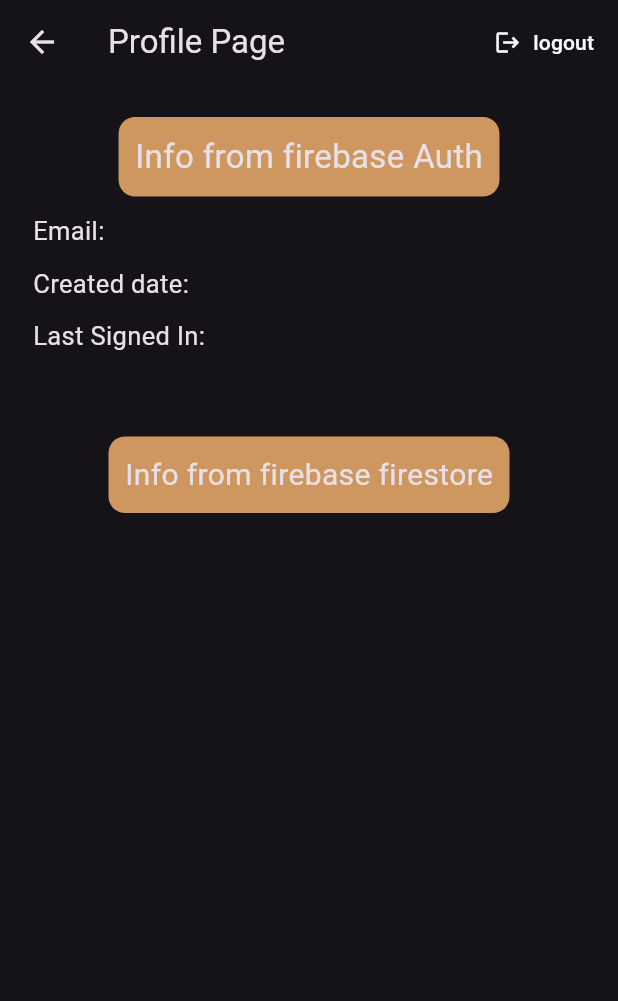
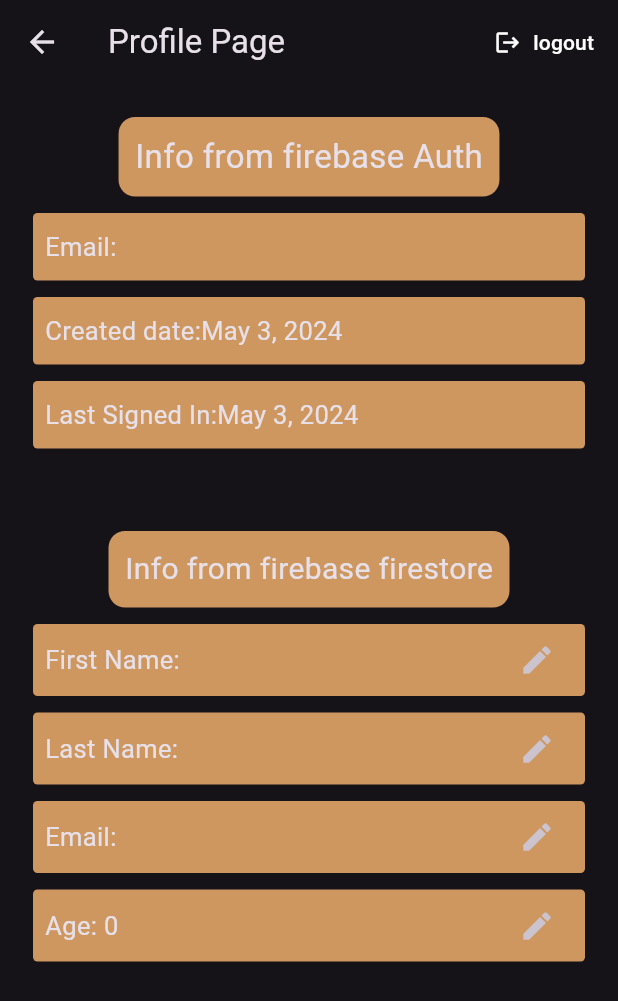
Before and after one commit to HamzaLahmedi/coffe_shop_flutter, a Flutter app: the AboutView screen opened directly, on a phone screen of 412 x 824 dp. Shown: the top 1001 px of the screen. Run offline on Flutter 3.47's test engine with Material 3 defaults, Android fonts, the phone set to English and light mode, and no system bars; our stand-ins replace cloud_firestore, device_preview, email_validator, firebase_auth, firebase_core, flutter_slidable and 4 more; accounts and stored records are empty.

Commit message:
Add get_data_from_fireStore widget and display user info in about_view
- Added a new widget `GetDataFromFireStore` to fetch user data from Firestore.
- Updated `AboutView` to display user email, creation date, and last sign-in date.
- Used `DateFormat` from `intl` package to format dates appropriately.

```diff
--- /dev/null
+++ b/coffe_shop/lib/core/widgets/get_data_from_fireStore.dart
@@ -0,0 +1,158 @@
+import 'package:cloud_firestore/cloud_firestore.dart';
+import 'package:coffe_shop/core/utils/colors.dart';
+import 'package:flutter/material.dart';
+
+class GetDataFromFireStore extends StatelessWidget {
+  final String documentId;
+
+  const GetDataFromFireStore({super.key, required this.documentId});
+
+  @override
+  Widget build(BuildContext context) {
+    CollectionReference users = FirebaseFirestore.instance.collection('users');
+
+    return FutureBuilder<DocumentSnapshot>(
+      future: users.doc(documentId).get(),
+      builder:
+          (BuildContext context, AsyncSnapshot<DocumentSnapshot> snapshot) {
+        if (snapshot.hasError) {
+          return const Text("Something went wrong");
+        }
+
+        if (snapshot.hasData && !snapshot.data!.exists) {
+          return const Text("Document does not exist");
+        }
+
+        if (snapshot.connectionState == ConnectionState.done) {
+          Map<String, dynamic> data =
+              snapshot.data!.data() as Map<String, dynamic>;
+          return InfoFromFirebaseStore(data: data);
+        }
+
+        return const Text("loading");
+      },
+    );
+  }
+}
+
+class InfoFromFirebaseStore extends StatelessWidget {
+  const InfoFromFirebaseStore({
+    super.key,
+    required this.data,
+  });
+
+  final Map<String, dynamic> data;
+
+  @override
+  Widget build(BuildContext context) {
+    return Column(
+      crossAxisAlignment: CrossAxisAlignment.start,
+      mainAxisAlignment: MainAxisAlignment.start,
+      children: [
+        const SizedBox(
+          height: 11,
+        ),
+        Container(
+          decoration: BoxDecoration(
+            borderRadius: BorderRadius.circular(3),
+            color: AppColors.kPrimaryColor,
+          ),
+          child: Padding(
+            padding: const EdgeInsets.symmetric(horizontal: 8),
+            child: Row(
+              mainAxisAlignment: MainAxisAlignment.spaceBetween,
+              children: [
+                Text(
+                  "First Name: ${data['firstName']}",
+                  style: const TextStyle(
+                    fontSize: 17,
+                  ),
+                ),
+                IconButton(
+                    onPressed: () {}, icon: const Icon(Icons.edit)),
+              ],
+            ),
+          ),
+        ),
+        const SizedBox(
+          height: 11,
+        ),
+        Container(
+          decoration: BoxDecoration(
+            borderRadius: BorderRadius.circular(3),
+            color: AppColors.kPrimaryColor,
+          ),
+          child: Padding(
+            padding: const EdgeInsets.symmetric(horizontal: 8),
+            child: Row(
+              mainAxisAlignment: MainAxisAlignment.spaceBetween,
+              children: [
+                Text(
+                  "Last Name: ${data['lastName']}",
+                  style: const TextStyle(
+                    fontSize: 17,
+                  ),
+                ),
+                IconButton(
+                    onPressed: () {}, icon: const Icon(Icons.edit)),
+              ],
+            ),
+          ),
+        ),
+        const SizedBox(
+          height: 11,
+        ),
+        Container(
+          decoration: BoxDecoration(
+            borderRadius: BorderRadius.circular(3),
+            color: AppColors.kPrimaryColor,
+          ),
+          child: Padding(
+            padding: const EdgeInsets.symmetric(horizontal: 8),
+            child: Row(
+              mainAxisAlignment: MainAxisAlignment.spaceBetween,
+              children: [
+                Text(
+                  "Email: ${data['email']}",
+                  style: const TextStyle(
+                    fontSize: 17,
+                  ),
+                ),
+                IconButton(
+                    onPressed: () {}, icon: const Icon(Icons.edit)),
+              ],
+            ),
+          ),
+        ),
+        const SizedBox(
+          height: 11,
+        ),
+        Container(
+          decoration: BoxDecoration(
+            borderRadius: BorderRadius.circular(3),
+            color: AppColors.kPrimaryColor,
+          ),
+          child: Padding(
+            padding: const EdgeInsets.symmetric(horizontal: 8),
+            child: Row(
+              mainAxisAlignment: MainAxisAlignment.spaceBetween,
+              children: [
+                Text(
+                  "Age: ${data['age']}",
+                  style: const TextStyle(
+                    fontSize: 17,
+                  ),
+                ),
+                IconButton(
+                    onPressed: () {}, icon: const Icon(Icons.edit)),
+              ],
+            ),
+          ),
+        ),
+        const SizedBox(
+          height: 11,
+        ),
+      ],
+    );
+  }
+}
--- a/coffe_shop/lib/views/home/views/about_view.dart
+++ b/coffe_shop/lib/views/home/views/about_view.dart
@@ -1,12 +1,15 @@
 import 'package:coffe_shop/core/utils/colors.dart';
+import 'package:coffe_shop/core/widgets/get_data_from_fireStore.dart';
 import 'package:coffe_shop/views/auth/controllers/auth.dart';
 import 'package:coffe_shop/views/auth/views/sign_in_view.dart';
 import 'package:firebase_auth/firebase_auth.dart';
 import 'package:flutter/material.dart';
+import 'package:intl/intl.dart';
 
 class AboutView extends StatelessWidget {
   AboutView({super.key});
   final AuthController authController = AuthController();
+  final credintial = FirebaseAuth.instance.currentUser;
   @override
   Widget build(BuildContext context) {
     return Scaffold(
@@ -34,6 +37,7 @@ class AboutView extends StatelessWidget {
       body: Padding(
         padding: const EdgeInsets.all(22.0),
         child: Column(
+          //mainAxisAlignment: MainAxisAlignment.start,
           crossAxisAlignment: CrossAxisAlignment.start,
           children: [
             Center(
@@ -49,34 +53,77 @@ class AboutView extends StatelessWidget {
                 ),
               ),
             )),
-            const Column(
+            Column(
+              //mainAxisAlignment: MainAxisAlignment.start,
               crossAxisAlignment: CrossAxisAlignment.start,
               children: [
-                SizedBox(
+                const SizedBox(
                   height: 11,
                 ),
+                Container(
+                  height: 45,
+                  decoration: BoxDecoration(
+                    borderRadius: BorderRadius.circular(3),
+                    color: AppColors.kPrimaryColor,
+                  ),
+                  child: Padding(
+                    padding: const EdgeInsets.symmetric(horizontal: 8),
+                    child: Row(
+                      children: [
                         Text(
-                  "Email:       ",
-                  style: TextStyle(
+                          "Email:${credintial!.email}",
+                          style: const TextStyle(
                             fontSize: 17,
                           ),
                         ),
-                SizedBox(
+                      ],
+                    ),
+                  ),
+                ),
+                const SizedBox(
                   height: 11,
                 ),
+                Container(
+                  height: 45,
+                  decoration: BoxDecoration(
+                    borderRadius: BorderRadius.circular(3),
+                    color: AppColors.kPrimaryColor,
+                  ),
+                  child: Padding(
+                    padding: const EdgeInsets.symmetric(horizontal: 8),
+                    child: Row(
+                      children: [
                         Text(
-                  "Created date:      ",
-                  style: TextStyle(
+                          "Created date:${DateFormat.yMMMd().format(credintial!.metadata.creationTime!)}      ",
+                          style: const TextStyle(
                             fontSize: 17,
                           ),
                         ),
-                SizedBox(
+                      ],
+                    ),
+                  ),
+                ),
+                const SizedBox(
                   height: 11,
                 ),
+                Container(
+                  height: 45,
+                  decoration: BoxDecoration(
+                    borderRadius: BorderRadius.circular(3),
+                    color: AppColors.kPrimaryColor,
+                  ),
+                  child: Padding(
+                    padding: const EdgeInsets.symmetric(horizontal: 8),
+                    child: Row(
+                      children: [
                         Text(
-                  "Last Signed In:  ",
-                  style: TextStyle(
+                          "Last Signed In:${DateFormat.yMMMd().format(credintial!.metadata.lastSignInTime!)}  ",
+                          style: const TextStyle(
                             fontSize: 17,
+                          ),
+                        ),
+                      ],
+                    ),
                   ),
                 ),
               ],
@@ -95,7 +142,10 @@ class AboutView extends StatelessWidget {
                   style: TextStyle(
                     fontSize: 20,
                   ),
-                    ))),
+                ),
+              ),
+            ),
+            GetDataFromFireStore(documentId: credintial!.uid),
           ],
         ),
       ),
--- a/coffe_shop/pubspec.yaml
+++ b/coffe_shop/pubspec.yaml
@@ -40,6 +40,7 @@ dependencies:
   flutter_svg: ^2.0.10+1
   font_awesome_flutter: ^10.7.0
   google_sign_in: ^6.2.1
+  intl: ^0.18.1
   provider: ^6.1.2
   smooth_page_indicator: ^1.1.0
 
```
Also changed, not shown: coffe_shop/pubspec.lock. Lines whose indentation alone changed are shown as unchanged.
